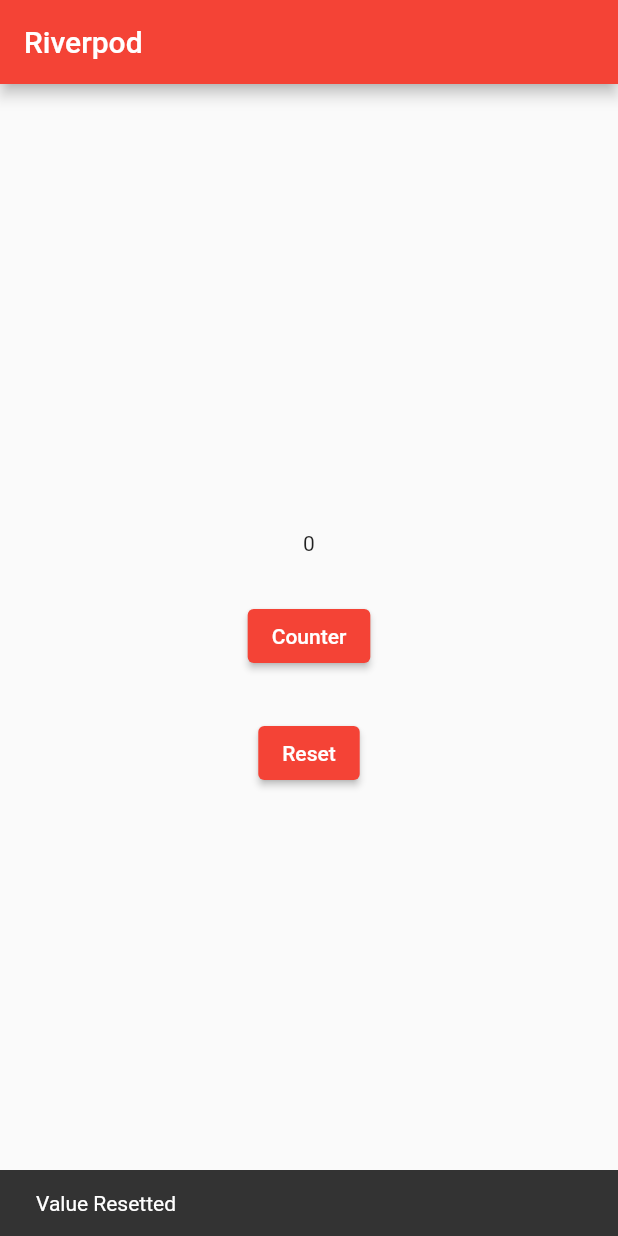
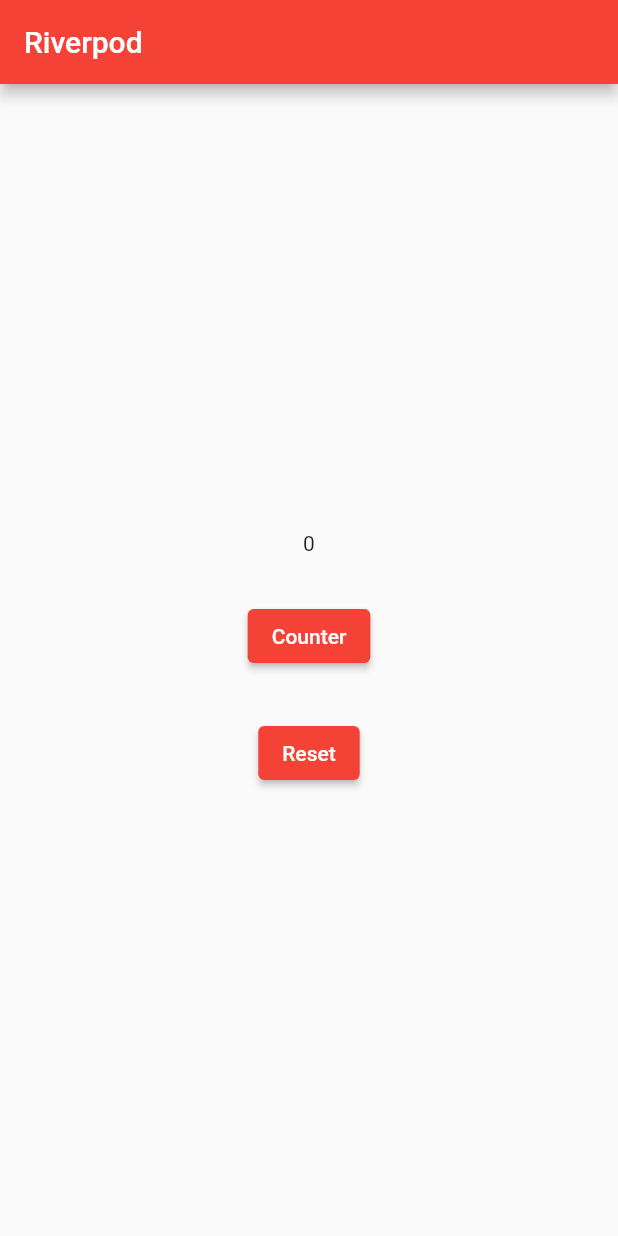
Before and after one commit to zaid-bashir/riverpod_flutter, a Flutter app: the screen it shows after launch, after a tap on "Counter", after a tap on "Reset", on a phone screen of 412 x 824 dp. Run offline on Flutter 3.47's test engine with Material 2 defaults, Android fonts, the light colour scheme and no system bars; our stand-ins replace flutter_riverpod.

Commit message:
StateNotifierProvider Example

```diff
--- a/lib/components/homepage.dart
+++ b/lib/components/homepage.dart
@@ -1,6 +1,7 @@
+import 'package:flutter/foundation.dart';
 import 'package:flutter/material.dart';
 import 'package:flutter_riverpod/flutter_riverpod.dart';
-import 'package:riverpod_flutter/main.dart';
+import '../main.dart';
 
 class HomePage extends ConsumerStatefulWidget {
   const HomePage({super.key});
@@ -13,15 +14,14 @@
 
   @override
   Widget build(BuildContext context) {
-    int data = ref.watch(counterProvider);
-    ref.listen(counterProvider,((prev,next){
-      if(next == 7){
-        ScaffoldMessenger.of(context).showSnackBar(const SnackBar(content: Text("Value Reached"),),);
+    final counterProviderObj = ref.watch(counterProvider);
+    ref.listen(counterProvider, (previous, next) {
+      if(next == 4){
+        if (kDebugMode) {
+          print("Hello");
+        }
       }
-       if(next == 0){
-        ScaffoldMessenger.of(context).showSnackBar(const SnackBar(content: Text("Value Resetted"),),);
-      }
-    }));
+     });
     return Scaffold(
       appBar: AppBar(
         title: const Text("Riverpod"),
@@ -30,13 +30,13 @@
         child: Column(
           mainAxisAlignment: MainAxisAlignment.center,
           children: [
-            Text(data.toString()),
+            Text(counterProviderObj.toString()),
             const SizedBox(
               height: 30,
             ),
             ElevatedButton(
               onPressed: () {
-                ref.read(counterProvider.notifier).update((state) => state + 1);
+                ref.read(counterProvider.notifier).increment();
               },
               child: const Text("Counter"),
             ),
--- a/lib/main.dart
+++ b/lib/main.dart
@@ -1,20 +1,10 @@
 import 'package:flutter/material.dart';
 import 'package:flutter_riverpod/flutter_riverpod.dart';
+import 'package:riverpod_flutter/provider/counter_provider.dart';
 
 import 'components/homepage.dart';
 
-final keyValueProvider = Provider<Map>((ref) {
-  return {
-    "Name": "Zaid Bashir",
-    "Age": 23,
-    "Address": "Sopore J&K",
-    "Profession": "SDE1 @ TrueMedix"
-  };
-});
-
-final counterProvider = StateProvider<int>((ref) {
-  return 0;
-});
+final counterProvider = StateNotifierProvider<CounterProvider,int>((ref) => CounterProvider());
 
 void main() {
   runApp(const ProviderScope(child: MyApp()));
--- /dev/null
+++ b/lib/provider/counter_provider.dart
@@ -0,0 +1,10 @@
+import 'package:flutter_riverpod/flutter_riverpod.dart';
+
+class CounterProvider extends StateNotifier<int>{
+  CounterProvider() : super(0);
+
+  void increment(){
+    state++;
+  }
+
+}
```
